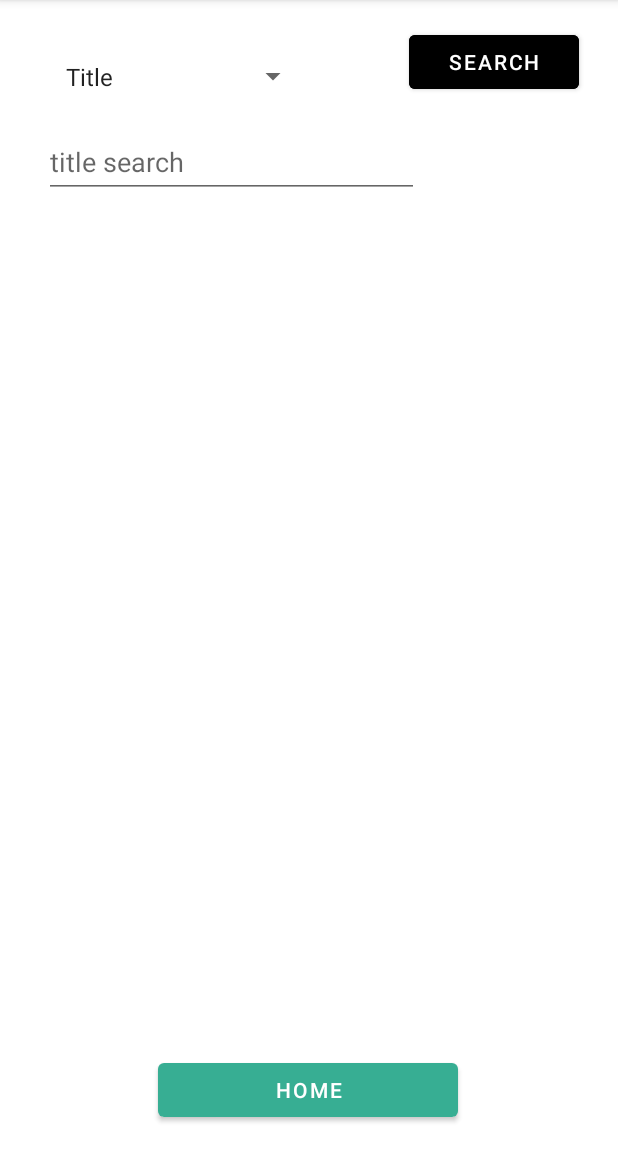
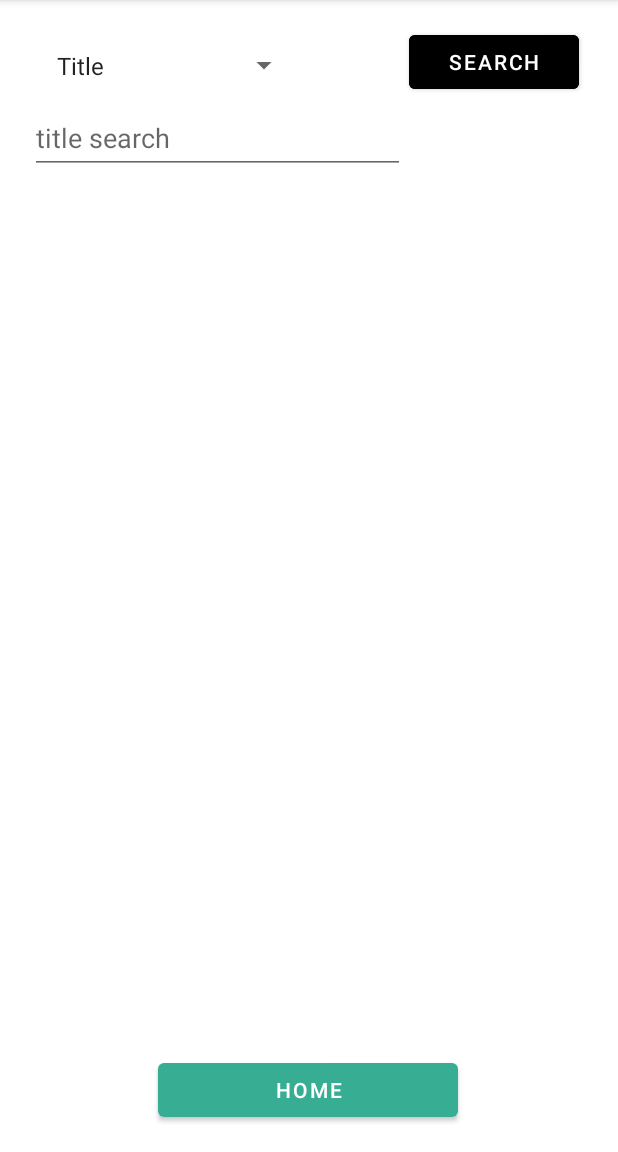
Before and after one commit to manuel-vna/ITKnowledgeBase, an Android app: the ContextSearchFragment screen opened through its navigation route, on a phone screen of 412 x 824 dp, the part 84-1236 px from its top. Run offline under Robolectric (Android 15) with nearby library versions, the phone set to English and light mode, and no system bars; our stand-ins replace Room's generated code.

Commit message:
fix,ContextSearchFragment.java, click listener of search field

```diff
--- a/app/src/main/res/layout/contextsearch_fragment.xml
+++ b/app/src/main/res/layout/contextsearch_fragment.xml
@@ -12,14 +12,12 @@
         android:id="@+id/ContextSearchSpinnerSections"
         android:layout_width="170dp"
         android:layout_height="50dp"
-        android:layout_marginTop="26dp"
-        android:layout_marginBottom="33dp"
-        app:layout_constraintBottom_toTopOf="@+id/ContextSearchRecyclerView"
+        app:layout_constraintBottom_toBottomOf="parent"
         app:layout_constraintEnd_toEndOf="parent"
-        app:layout_constraintHorizontal_bias="0.149"
+        app:layout_constraintHorizontal_bias="0.124"
         app:layout_constraintStart_toStartOf="parent"
         app:layout_constraintTop_toTopOf="parent"
-        app:layout_constraintVertical_bias="0.0"
+        app:layout_constraintVertical_bias="0.026"
         tools:ignore="SpeakableTextPresentCheck" />
 
     <Button
@@ -41,11 +39,11 @@
         android:layout_height="48dp"
         android:layout_marginStart="20dp"
         android:layout_marginEnd="60dp"
-        android:layout_marginBottom="12dp"
+        android:layout_marginBottom="28dp"
         android:hint="@string/ContextSearchTitleEditText"
         app:layout_constraintBottom_toTopOf="@+id/ContextSearchRecyclerView"
         app:layout_constraintEnd_toEndOf="parent"
-        app:layout_constraintHorizontal_bias="0.116"
+        app:layout_constraintHorizontal_bias="0.0"
         app:layout_constraintStart_toStartOf="parent" />
 
     <AutoCompleteTextView
@@ -99,12 +97,26 @@
         android:textColor="@color/black"
         android:textSize="18sp"
         android:visibility="gone"
-        app:layout_constraintBottom_toTopOf="@+id/ContextSearchRecyclerView"
+        app:layout_constraintBottom_toBottomOf="parent"
         app:layout_constraintEnd_toEndOf="parent"
-        app:layout_constraintHorizontal_bias="0.894"
+        app:layout_constraintHorizontal_bias="0.725"
         app:layout_constraintStart_toStartOf="parent"
         app:layout_constraintTop_toBottomOf="@+id/ContextSearchButtonSearch"
-        app:layout_constraintVertical_bias="0.674"
+        app:layout_constraintVertical_bias="0.041"
+        tools:visibility="visible" />
+
+    <Button
+        android:id="@+id/ContextSearchButtonClear"
+        android:layout_width="88dp"
+        android:layout_height="35dp"
+        android:text="@string/ContextSearchButtonClear"
+        android:visibility="gone"
+        app:layout_constraintBottom_toBottomOf="parent"
+        app:layout_constraintEnd_toEndOf="parent"
+        app:layout_constraintHorizontal_bias="0.95"
+        app:layout_constraintStart_toStartOf="parent"
+        app:layout_constraintTop_toTopOf="parent"
+        app:layout_constraintVertical_bias="0.136"
         tools:visibility="visible" />
 
     <androidx.recyclerview.widget.RecyclerView
@@ -194,5 +206,20 @@
         app:layout_constraintVertical_bias="0.805"
         tools:visibility="visible" />
 
+    <TextView
+        android:id="@+id/ContextSearchTextViewDateChosenTimespan"
+        android:layout_width="wrap_content"
+        android:layout_height="wrap_content"
+        android:textColor="@color/black"
+        android:textSize="16sp"
+        android:visibility="gone"
+        app:layout_constraintBottom_toBottomOf="parent"
+        app:layout_constraintEnd_toEndOf="parent"
+        app:layout_constraintHorizontal_bias="0.177"
+        app:layout_constraintStart_toStartOf="parent"
+        app:layout_constraintTop_toTopOf="parent"
+        app:layout_constraintVertical_bias="0.152"
+        tools:visibility="visible" />
+
 
 </androidx.constraintlayout.widget.ConstraintLayout>
--- a/app/src/main/res/values/strings.xml
+++ b/app/src/main/res/values/strings.xml
@@ -38,6 +38,7 @@
     <string name="ContextSearchTextViewDateFrom">Start Date</string>
     <string name="ContextSearchTextViewDateTo">End Date</string>
     <string name="ContextSearchButtonToHome">Home</string>
+    <string name="ContextSearchButtonClear">Clear</string>
 
 
     <!-- ImportExportFragment -->
```
Also changed, not shown: app/src/main/java/com/example/itkbproject/ContextSearchFragment.java (+30 -13 lines).
